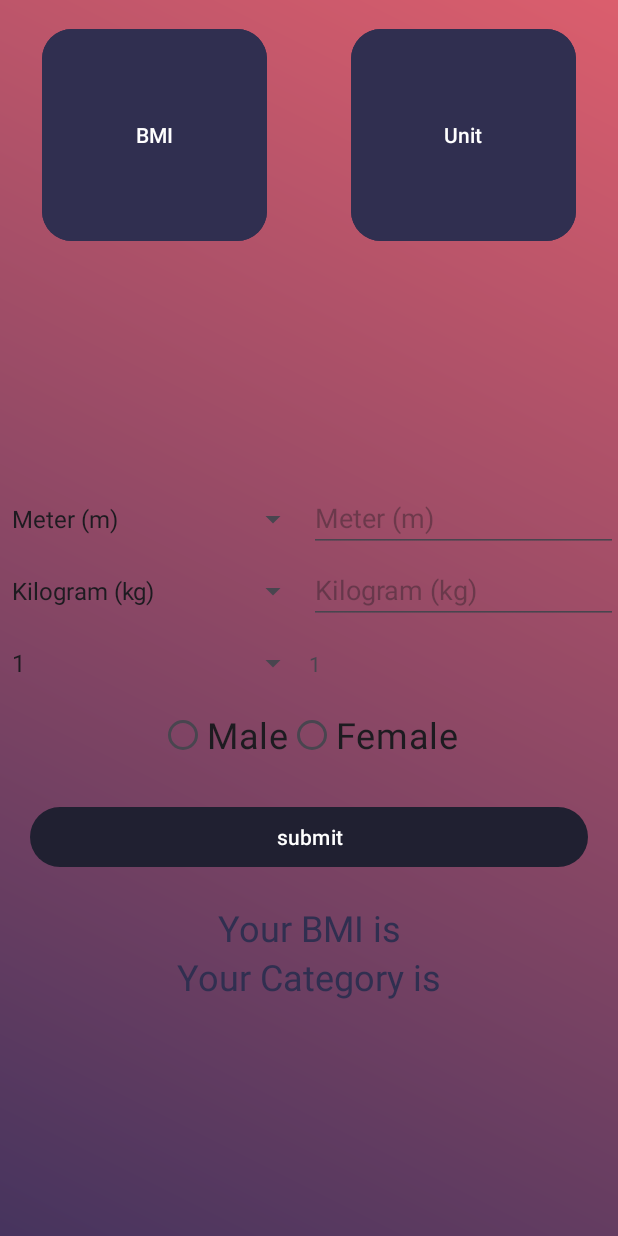
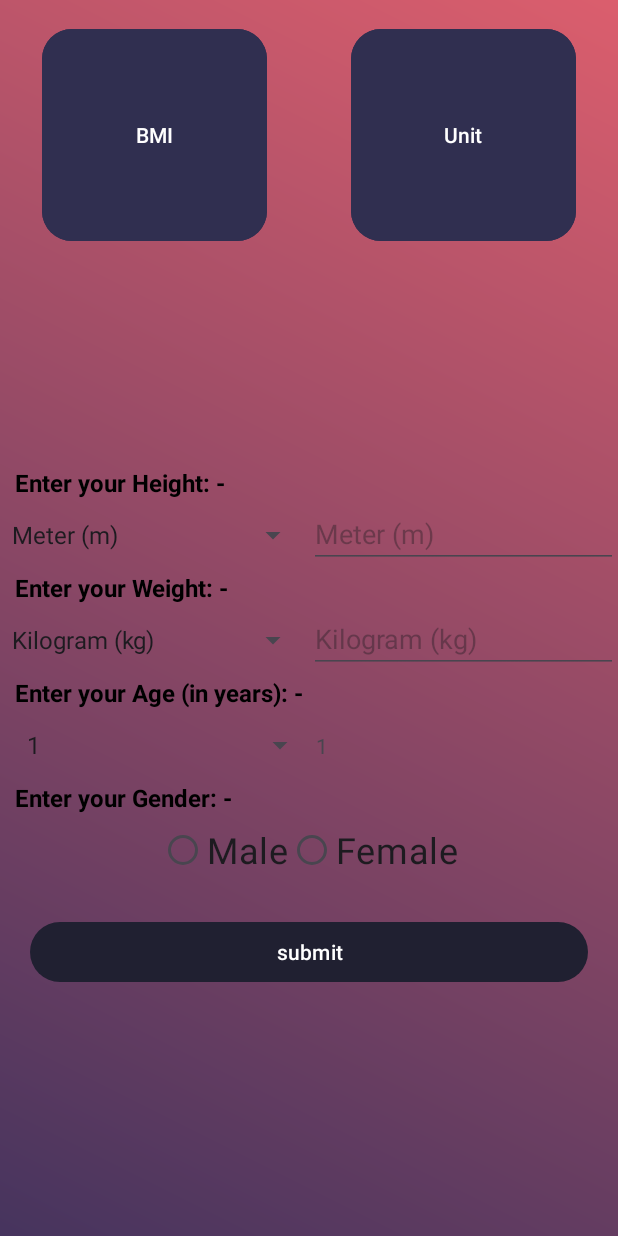
Before and after one commit to er-prashanttripathi/Utility-App, an Android app: the screen it shows after launch (MainActivity), after a tap on "BMI", on a phone screen of 412 x 824 dp. Run offline under Robolectric (Android 15) with nearby library versions, the phone set to English and light mode, and no system bars; our stand-ins replace data binding.

Commit message:
improvised report by adding gender and age rows, fixed UI

```diff
--- a/app/src/main/java/com/example/utilityapplication/BmiCalculatorFragment.kt
+++ b/app/src/main/java/com/example/utilityapplication/BmiCalculatorFragment.kt
@@ -70,6 +70,9 @@ class BmiCalculatorFragment : Fragment() {
             getUnitArray(unitTypeAge)
         )
         binding.apply {
+            btnclosereport.setOnClickListener {
+                reportcard.visibility=View.INVISIBLE
+            }
             spinnerUnitFrom.adapter = arrayAdapterFrom
             spinnerUnitTo.adapter = arrayAdapterTo
             spinnerAge.adapter = arrayAdapterAge
@@ -133,7 +136,7 @@ class BmiCalculatorFragment : Fragment() {
 
                 }
                 else {
-                    Toast.makeText(requireContext(), "Values filled", Toast.LENGTH_SHORT).show()
+//                    Toast.makeText(requireContext(), "Values filled", Toast.LENGTH_SHORT).show()
 
                     bmilength = binding.edtLength.text.toString().toDoubleOrNull() ?: 0.0
                     bmiweight = binding.edtWeight.text.toString().toDoubleOrNull() ?: 0.0
@@ -161,11 +164,20 @@ class BmiCalculatorFragment : Fragment() {
 
                     var nbmi = calculateBMI(nto, nfrom)
                     var nbmiage = categorizeBMIForAge(nbmi, mage, bmigender)
-                    bmivalue.text = nbmi.toString()
-                    bmicategory.text = nbmiage
+                /*    bmivalue.text = nbmi.toString()
+                    bmicategory.text = nbmiage*/
                     txtbmivalue.text=nbmi.toFloat().toString()
                     txtweightvalue.text=bmiweight.toString()
                     txtheightvalue.text=bmilength.toString()
+                    txtagetvalue.text=mage.toString()
+                    if (bmigender==true){
+                        txtgendertvalue.text="Male"
+                    }
+                    else{
+                        txtgendertvalue.text="Female"
+                    }
+
+
                     txtidealbmivalue.text= "18.5 - 24.9"
                     var bmilefrom=(18.6*(bmilength/100)*(bmilength/100)).toFloat().toString()
                     var bmileto=(24.8*(bmilength/100)*(bmilength/100)).toFloat().toString()
--- /dev/null
+++ b/app/src/main/res/drawable/baseline_cancel_24.xml
@@ -0,0 +1,5 @@
+<vector android:height="24dp" android:tint="#000000"
+    android:viewportHeight="24" android:viewportWidth="24"
+    android:width="24dp" xmlns:android="http://schemas.android.com/apk/res/android">
+    <path android:fillColor="@android:color/white" android:pathData="M12,2C6.47,2 2,6.47 2,12s4.47,10 10,10 10,-4.47 10,-10S17.53,2 12,2zM17,15.59L15.59,17 12,13.41 8.41,17 7,15.59 10.59,12 7,8.41 8.41,7 12,10.59 15.59,7 17,8.41 13.41,12 17,15.59z"/>
+</vector>
--- a/app/src/main/res/layout/activity_final.xml
+++ b/app/src/main/res/layout/activity_final.xml
@@ -26,7 +26,7 @@
                 android:layout_width="0dp"
                 android:layout_height="wrap_content"
                 android:layout_weight="1"
-
+                android:prompt="@string/select_unit_from_prompt"
 
                 />
 
@@ -55,7 +55,7 @@
                 android:layout_width="0dp"
                 android:layout_height="wrap_content"
                 android:layout_weight="1"
-                android:prompt="@string/select_unit_from_prompt" />
+                android:prompt="@string/select_unit_to_prompt" />
 
             <TextView
                 android:id="@+id/edtUnitTo"
--- a/app/src/main/res/layout/fragment_bmicalculatorfragment.xml
+++ b/app/src/main/res/layout/fragment_bmicalculatorfragment.xml
@@ -12,18 +12,25 @@
         android:layout_height="match_parent">
 
         <LinearLayout
-            android:paddingVertical="50dp"
             android:layout_width="match_parent"
             android:layout_height="wrap_content"
             android:orientation="vertical"
+            android:paddingVertical="50dp"
             app:layout_constraintBottom_toBottomOf="parent"
             app:layout_constraintEnd_toEndOf="parent"
-            app:layout_constraintHorizontal_bias="0.5"
+            app:layout_constraintHorizontal_bias="0.0"
             app:layout_constraintStart_toStartOf="parent"
             app:layout_constraintTop_toTopOf="parent"
-            app:layout_constraintVertical_bias="0.5"
             tools:context=".BmiCalculatorFragment">
 
+            <TextView
+                android:layout_width="match_parent"
+                android:layout_height="wrap_content"
+                android:text="Enter your Height: -"
+                android:textColor="@color/black"
+                android:textSize="16sp"
+                android:layout_marginStart="10dp"
+                android:textStyle="bold" />
             <!-- TODO: Update blank fragment layout -->
             <LinearLayout
 
@@ -36,6 +43,7 @@
                     android:layout_width="0dp"
                     android:layout_height="wrap_content"
                     android:layout_weight="1"
+                    android:prompt="@string/select_unit_height"
                     android:spinnerMode="dialog" />
 
                 <EditText
@@ -47,6 +55,15 @@
                     android:inputType="number" />
             </LinearLayout>
 
+            <TextView
+                android:layout_width="match_parent"
+                android:layout_height="wrap_content"
+                android:text="Enter your Weight: -"
+                android:textColor="@color/black"
+                android:textSize="16sp"
+                android:layout_marginStart="10dp"
+                android:textStyle="bold" />
+
             <LinearLayout
                 android:layout_width="match_parent"
                 android:layout_height="wrap_content"
@@ -57,7 +74,7 @@
                     android:layout_width="0dp"
                     android:layout_height="wrap_content"
                     android:layout_weight="1"
-                    android:prompt="@string/select_unit_from_prompt"
+                    android:prompt="@string/select_unit_weight"
                     android:spinnerMode="dialog" />
 
                 <EditText
@@ -68,6 +85,15 @@
                     android:hint="input 2"
                     android:inputType="number" />
             </LinearLayout>
+
+            <TextView
+                android:layout_width="match_parent"
+                android:layout_height="wrap_content"
+                android:text="Enter your Age (in years): -"
+                android:textColor="@color/black"
+                android:textSize="16sp"
+                android:layout_marginStart="10dp"
+                android:textStyle="bold" />
 
             <LinearLayout
                 android:id="@+id/bmiagelayout"
@@ -80,6 +106,8 @@
                     android:layout_width="0dp"
                     android:layout_height="wrap_content"
                     android:layout_weight="1"
+                    android:layout_marginStart="10dp"
+                    android:prompt="@string/select_unit_age"
                     android:spinnerMode="dialog" />
 
                 <TextView
@@ -90,6 +118,15 @@
                     android:hint="input 1"
                     android:inputType="number" />
             </LinearLayout>
+
+            <TextView
+                android:layout_width="match_parent"
+                android:layout_height="wrap_content"
+                android:text="Enter your Gender: -"
+                android:textColor="@color/black"
+                android:textSize="16sp"
+                android:layout_marginStart="10dp"
+                android:textStyle="bold" />
 
             <RadioGroup
                 android:id="@+id/myradiogroup"
@@ -121,11 +158,12 @@
                 android:layout_margin="20dp"
                 android:text="submit" />
 
-            <TextView
+            <!--  <TextView
                 android:id="@+id/bmivalue"
                 android:layout_width="match_parent"
                 android:layout_height="wrap_content"
                 android:hint="Your BMI is"
+                android:visibility="invisible"
                 android:textAlignment="center"
                 android:textColor="#302f50"
                 android:textColorHint="#302f50"
@@ -136,15 +174,16 @@
                 android:layout_width="match_parent"
                 android:layout_height="wrap_content"
                 android:hint="Your Category is"
+                android:visibility="invisible"
                 android:textAlignment="center"
                 android:textColor="#302f50"
                 android:textColorHint="#302f50"
-                android:textSize="24sp" />
+                android:textSize="24sp" />-->
         </LinearLayout>
 
         <androidx.cardview.widget.CardView
             android:id="@+id/reportcard"
-            android:visibility="gone"
+            android:visibility="invisible"
             android:layout_width="match_parent"
             android:layout_height="match_parent"
             app:cardCornerRadius="20dp"
@@ -156,11 +195,21 @@
                 android:layout_height="match_parent"
                 android:background="#CFC2C2">
 
+                <ImageView
+                    android:id="@+id/btnclosereport"
+                    android:layout_width="70dp"
+                    android:layout_height="70dp"
+                    android:src="@drawable/baseline_cancel_24"
+                    app:layout_constraintBottom_toBottomOf="@+id/txtreport"
+                    app:layout_constraintEnd_toEndOf="@+id/txtreport"
+                    app:layout_constraintTop_toTopOf="parent"
+                   android:padding="20dp"/>
+
                 <TextView
                     android:id="@+id/txtreport"
                     android:layout_width="match_parent"
                     android:layout_height="wrap_content"
-                    android:layout_marginTop="20dp"
+                    android:layout_marginTop="15dp"
                     android:text="Report"
                     android:textAlignment="center"
                     android:textSize="32dp"
@@ -187,7 +236,7 @@
                     android:layout_width="wrap_content"
                     android:layout_height="wrap_content"
                     android:layout_marginStart="20dp"
-                    android:layout_marginTop="25dp"
+                    android:layout_marginTop="15dp"
                     android:text="BMI :"
                     android:textSize="24dp"
                     android:textStyle="bold"
@@ -199,41 +248,60 @@
                     android:layout_width="wrap_content"
                     android:layout_height="wrap_content"
                     android:layout_marginStart="20dp"
-                    android:layout_marginTop="25dp"
+                    android:layout_marginTop="15dp"
                     android:text="Your Weight :"
                     android:textSize="24dp"
                     app:layout_constraintStart_toStartOf="parent"
                     app:layout_constraintTop_toBottomOf="@id/txtbmi" />
+
 
                 <TextView
                     android:id="@+id/txtheight"
                     android:layout_width="wrap_content"
                     android:layout_height="wrap_content"
                     android:layout_marginStart="20dp"
-                    android:layout_marginTop="25dp"
+                    android:layout_marginTop="15dp"
                     android:text="Your Height :"
                     android:textSize="24dp"
                     app:layout_constraintStart_toStartOf="parent"
                     app:layout_constraintTop_toBottomOf="@id/txtweight" />
-
+                <TextView
+                    android:id="@+id/txtage"
+                    android:layout_width="wrap_content"
+                    android:layout_height="wrap_content"
+                    android:layout_marginStart="20dp"
+                    android:layout_marginTop="15dp"
+                    android:text="Your Age :"
+                    android:textSize="24dp"
+                    app:layout_constraintStart_toStartOf="parent"
+                    app:layout_constraintTop_toBottomOf="@id/txtheight" />
+                <TextView
+                    android:id="@+id/txtgender"
+                    android:layout_width="wrap_content"
+                    android:layout_height="wrap_content"
+                    android:layout_marginStart="20dp"
+                    android:layout_marginTop="15dp"
+                    android:text="Your Gender :"
+                    android:textSize="24dp"
+                    app:layout_constraintStart_toStartOf="parent"
+                    app:layout_constraintTop_toBottomOf="@id/txtage" />
                 <TextView
                     android:id="@+id/txtidealbmi"
                     android:layout_width="wrap_content"
                     android:layout_height="wrap_content"
                     android:layout_marginStart="20dp"
-                    android:layout_marginTop="25dp"
-
+                    android:layout_marginTop="15dp"
                     android:text="Ideal BMI range for you:"
                     android:textSize="24dp"
                     app:layout_constraintStart_toStartOf="parent"
-                    app:layout_constraintTop_toBottomOf="@id/txtheight" />
+                    app:layout_constraintTop_toBottomOf="@id/txtgender" />
 
                 <TextView
                     android:id="@+id/txtidealweight"
                     android:layout_width="wrap_content"
                     android:layout_height="wrap_content"
                     android:layout_marginStart="20dp"
-                    android:layout_marginTop="25dp"
+                    android:layout_marginTop="15dp"
                     android:text="Ideal Weight range for you:"
                     android:textSize="24dp"
                     app:layout_constraintStart_toStartOf="parent"
@@ -244,7 +312,7 @@
                     android:layout_width="wrap_content"
                     android:layout_height="wrap_content"
                     android:layout_marginStart="20dp"
-                    android:layout_marginTop="25dp"
+                    android:layout_marginTop="15dp"
                     android:layout_marginEnd="15dp"
                     android:text="Your BMI"
                     android:textSize="24dp"
@@ -258,7 +326,7 @@
                     android:layout_width="wrap_content"
                     android:layout_height="wrap_content"
                     android:layout_marginStart="20dp"
-                    android:layout_marginTop="25dp"
+                    android:layout_marginTop="15dp"
                     android:layout_marginEnd="15dp"
                     android:text="Your Weight :"
                     android:textSize="24dp"
@@ -271,20 +339,44 @@
                     android:layout_width="wrap_content"
                     android:layout_height="wrap_content"
                     android:layout_marginStart="20dp"
-                    android:layout_marginTop="25dp"
+                    android:layout_marginTop="15dp"
                     android:layout_marginEnd="15dp"
                     android:text="Your Height :"
                     android:textSize="24dp"
                     android:textStyle="bold"
                     app:layout_constraintEnd_toEndOf="parent"
                     app:layout_constraintTop_toBottomOf="@id/txtweight" />
+                <TextView
+                    android:id="@+id/txtagetvalue"
+                    android:layout_width="wrap_content"
+                    android:layout_height="wrap_content"
+                    android:layout_marginStart="20dp"
+                    android:layout_marginTop="15dp"
+                    android:layout_marginEnd="15dp"
+                    android:text="Your Age :"
+                    android:textSize="24dp"
+                    android:textStyle="bold"
+                    app:layout_constraintEnd_toEndOf="parent"
+                    app:layout_constraintTop_toBottomOf="@id/txtheight" />
+                <TextView
+                    android:id="@+id/txtgendertvalue"
+                    android:layout_width="wrap_content"
+                    android:layout_height="wrap_content"
+                    android:layout_marginStart="20dp"
+                    android:layout_marginTop="15dp"
+                    android:layout_marginEnd="15dp"
+                    android:text="Your Gender :"
+                    android:textSize="24dp"
+                    android:textStyle="bold"
+                    app:layout_constraintEnd_toEndOf="parent"
+                    app:layout_constraintTop_toBottomOf="@id/txtage" />
 
                 <TextView
                     android:id="@+id/txtidealbmivalue"
                     android:layout_width="wrap_content"
                     android:layout_height="wrap_content"
                     android:layout_marginStart="20dp"
-                    android:layout_marginTop="25dp"
+                    android:layout_marginTop="15dp"
                     android:text="Your BMI :"
                     android:textSize="24dp"
                     android:textStyle="bold"
@@ -298,7 +390,7 @@
                     android:layout_width="wrap_content"
                     android:layout_height="wrap_content"
                     android:layout_marginStart="20dp"
-                    android:layout_marginTop="25dp"
+                    android:layout_marginTop="15dp"
                     android:text="Your Height :"
                     android:textSize="24dp"
                     android:textStyle="bold"
--- a/app/src/main/res/values/strings.xml
+++ b/app/src/main/res/values/strings.xml
@@ -15,6 +15,10 @@
     </string-array>
 
     <string name="select_unit_from_prompt">Choose the unit to convert from:</string>
+    <string name="select_unit_to_prompt">Choose the unit to convert to:</string>
+    <string name="select_unit_weight">Select Weight Unit:</string>
+    <string name="select_unit_height">Select Height Unit:</string>
+    <string name="select_unit_age">Select Age (in years):</string>
 
 
 </resources>
```
